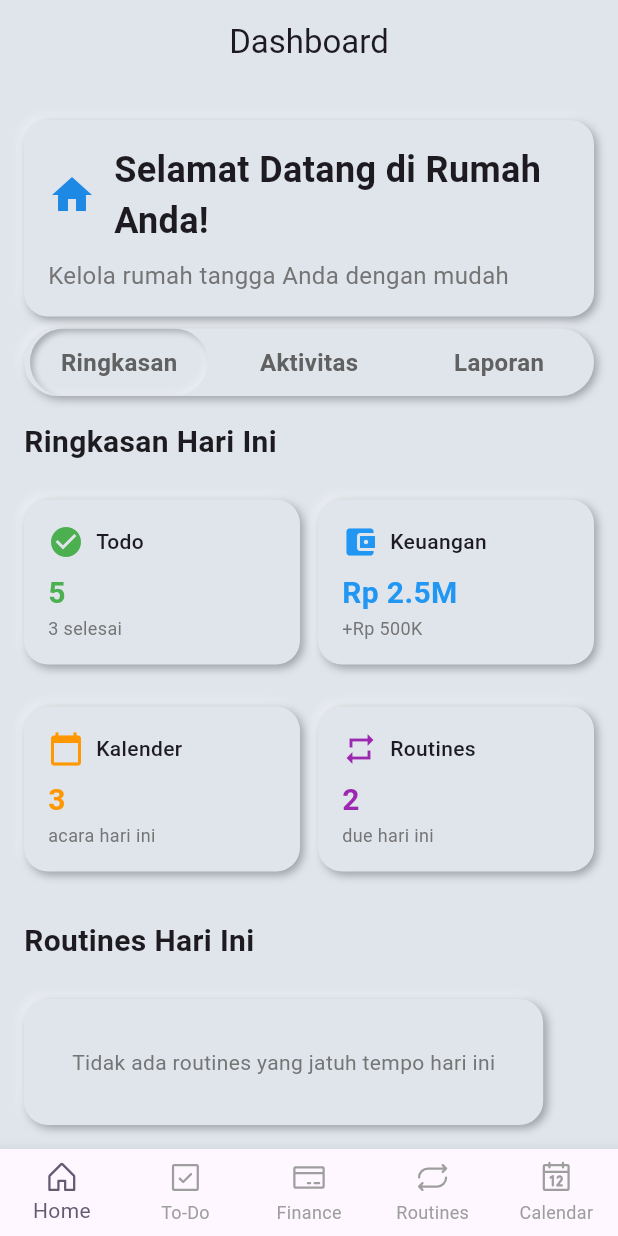
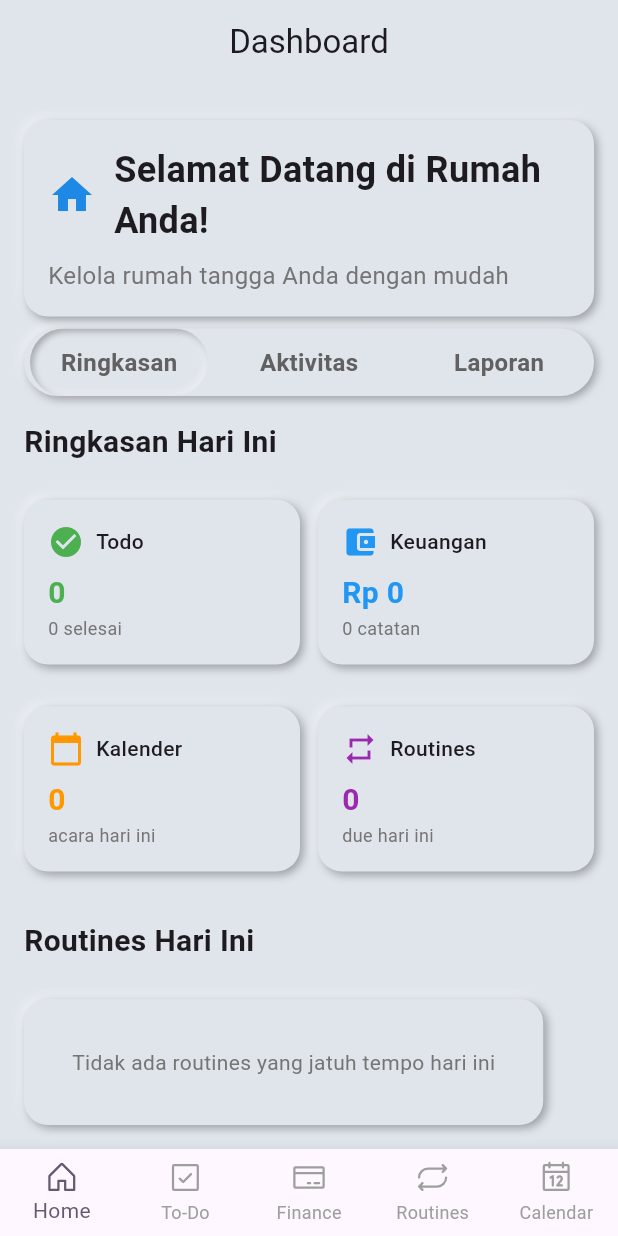
Before and after one commit to glenrynaldyhermanus/roomah, a Flutter app: the screen it shows after launch, on a phone screen of 412 x 824 dp. Run offline on Flutter 3.47's test engine with Material 3 defaults, Android fonts, the phone set to English and light mode, and no system bars; our stand-ins replace equatable, flutter_bloc, flutter_neumorphic_plus, go_router, phosphor_flutter, supabase_flutter and 1 more; accounts and stored records are empty.

Commit message:
Add Today Dashboard with dynamic stats and routine snooze feature
Co-authored-by: glen.rynaldy <glen.rynaldy@gmail.com>

```diff
--- a/lib/app/blocs/routines/routines_event.dart
+++ b/lib/app/blocs/routines/routines_event.dart
@@ -48,6 +48,17 @@ class CompleteRoutine extends RoutinesEvent {
   List<Object?> get props => [id];
 }
 
+// Tambahkan event snooze untuk menunda jatuh tempo routine
+class SnoozeRoutine extends RoutinesEvent {
+  final String id;
+  final int days;
+
+  const SnoozeRoutine(this.id, {this.days = 1});
+
+  @override
+  List<Object?> get props => [id, days];
+}
+
 class ToggleRoutineActive extends RoutinesEvent {
   final String id;
 
--- a/lib/app/screens/dashboard/dashboard_screen.dart
+++ b/lib/app/screens/dashboard/dashboard_screen.dart
@@ -4,7 +4,12 @@ import 'package:go_router/go_router.dart';
 import 'package:myapp/app/blocs/routines/routines_bloc.dart';
 import 'package:myapp/app/blocs/routines/routines_event.dart';
 import 'package:myapp/app/blocs/routines/routines_state.dart';
+import 'package:myapp/app/blocs/todo/todo_bloc.dart';
+import 'package:myapp/app/blocs/finance/finance_bloc.dart';
+import 'package:myapp/app/blocs/calendar_data/calendar_data_bloc.dart';
 import 'package:myapp/app/models/routine.dart';
+import 'package:myapp/app/models/todo_item.dart';
+import 'package:myapp/app/models/finance.dart';
 import 'package:myapp/app/screens/ui_demo/ui_demo_screen.dart';
 import 'package:myapp/app/widgets/neuma_widgets.dart';
 
@@ -17,6 +22,16 @@ class DashboardScreen extends StatefulWidget {
 
 class _DashboardScreenState extends State<DashboardScreen> {
   int _selectedViewIndex = 0;
+
+  @override
+  void initState() {
+    super.initState();
+    final now = DateTime.now();
+    context.read<CalendarDataBloc>().add(FetchCalendarData(
+      DateTime.utc(now.year, now.month, 1),
+      DateTime.utc(now.year, now.month + 1, 0),
+    ));
+  }
 
   @override
   Widget build(BuildContext context) {
@@ -83,23 +98,11 @@ class _DashboardScreenState extends State<DashboardScreen> {
             Row(
               children: [
                 Expanded(
-                  child: _buildStatCard(
-                    'Todo',
-                    '5',
-                    '3 selesai',
-                    Icons.check_circle,
-                    Colors.green,
-                  ),
+                  child: _buildTodoStatCard(context),
                 ),
                 const SizedBox(width: 12),
                 Expanded(
-                  child: _buildStatCard(
-                    'Keuangan',
-                    'Rp 2.5M',
-                    '+Rp 500K',
-                    Icons.account_balance_wallet,
-                    Colors.blue,
-                  ),
+                  child: _buildFinanceStatCard(context),
                 ),
               ],
             ),
@@ -107,23 +110,11 @@ class _DashboardScreenState extends State<DashboardScreen> {
             Row(
               children: [
                 Expanded(
-                  child: _buildStatCard(
-                    'Kalender',
-                    '3',
-                    'acara hari ini',
-                    Icons.calendar_today,
-                    Colors.orange,
-                  ),
+                  child: _buildCalendarStatCard(context),
                 ),
                 const SizedBox(width: 12),
                 Expanded(
-                  child: _buildStatCard(
-                    'Routines',
-                    '2',
-                    'due hari ini',
-                    Icons.repeat,
-                    Colors.purple,
-                  ),
+                  child: _buildRoutineStatCard(context),
                 ),
               ],
             ),
@@ -163,6 +154,37 @@ class _DashboardScreenState extends State<DashboardScreen> {
                     children: todayRoutines.take(3).map((routine) =>
                       _buildRoutineCard(context, routine)
                     ).toList(),
+                  );
+                }
+                return const SizedBox.shrink();
+              },
+            ),
+
+            const SizedBox(height: 24),
+
+            // To-Do Aktif Section
+            const Text(
+              'To-Do Aktif',
+              style: TextStyle(fontSize: 20, fontWeight: FontWeight.bold),
+            ),
+            const SizedBox(height: 16),
+            BlocBuilder<TodoBloc, TodoState>(
+              builder: (context, state) {
+                if (state is TodoLoaded) {
+                  final active = state.todos;
+                  if (active.isEmpty) {
+                    return NeumaCard(
+                      child: Padding(
+                        padding: const EdgeInsets.all(16.0),
+                        child: Text(
+                          'Tidak ada To-Do aktif',
+                          style: TextStyle(color: Colors.grey[600]),
+                        ),
+                      ),
+                    );
+                  }
+                  return Column(
+                    children: active.take(3).map((todo) => _buildTodoCard(context, todo)).toList(),
                   );
                 }
                 return const SizedBox.shrink();
@@ -326,6 +348,14 @@ class _DashboardScreenState extends State<DashboardScreen> {
                 ],
               ),
             ),
+            const SizedBox(width: 8),
+            NeumaButton(
+              onPressed: () {
+                context.read<RoutinesBloc>().add(SnoozeRoutine(routine.id));
+              },
+              child: const Icon(Icons.snooze, color: Colors.white, size: 16),
+            ),
+            const SizedBox(width: 8),
             NeumaButton(
               onPressed: () {
                 context.read<RoutinesBloc>().add(CompleteRoutine(routine.id));
@@ -379,6 +409,67 @@ class _DashboardScreenState extends State<DashboardScreen> {
           ),
         ],
       ),
+    );
+  }
+
+  // Stat cards dinamis
+  Widget _buildTodoStatCard(BuildContext context) {
+    return BlocBuilder<TodoBloc, TodoState>(
+      builder: (context, state) {
+        if (state is TodoLoaded) {
+          final active = state.todos.length;
+          final completed = state.completedTodos.length;
+          return _buildStatCard('Todo', '$active', '$completed selesai', Icons.check_circle, Colors.green);
+        }
+        return _buildStatCard('Todo', '-', '', Icons.check_circle, Colors.green);
+      },
+    );
+  }
+
+  Widget _buildFinanceStatCard(BuildContext context) {
+    return BlocBuilder<FinanceBloc, FinanceState>(
+      builder: (context, state) {
+        if (state is FinanceLoaded) {
+          final now = DateTime.now();
+          final thisMonth = state.finances.where((f) => f.startDate.year == now.year && f.startDate.month == now.month);
+          final sum = thisMonth.fold<double>(0, (acc, f) => acc + f.amount);
+          return _buildStatCard('Keuangan', 'Rp ${sum.toStringAsFixed(0)}', '${thisMonth.length} catatan', Icons.account_balance_wallet, Colors.blue);
+        }
+        return _buildStatCard('Keuangan', '-', '', Icons.account_balance_wallet, Colors.blue);
+      },
+    );
+  }
+
+  Widget _buildCalendarStatCard(BuildContext context) {
+    return BlocBuilder<CalendarDataBloc, CalendarDataState>(
+      builder: (context, state) {
+        if (state is CalendarDataLoaded) {
+          final today = DateTime.now();
+          final eventsToday = state.events.where((e) {
+            if (e is Todo) {
+              return e.createdAt.year == today.year && e.createdAt.month == today.month && e.createdAt.day == today.day;
+            } else if (e is Finance) {
+              return e.startDate.year == today.year && e.startDate.month == today.month && e.startDate.day == today.day;
+            }
+            return false;
+          }).length;
+          return _buildStatCard('Kalender', '$eventsToday', 'acara hari ini', Icons.calendar_today, Colors.orange);
+        }
+        return _buildStatCard('Kalender', '-', 'acara hari ini', Icons.calendar_today, Colors.orange);
+      },
+    );
+  }
+
+  Widget _buildRoutineStatCard(BuildContext context) {
+    return BlocBuilder<RoutinesBloc, RoutinesState>(
+      builder: (context, state) {
+        if (state is RoutinesLoaded) {
+          final today = DateTime.now();
+          final dueToday = state.routines.where((r) => r.isActive && r.nextDueDate.year == today.year && r.nextDueDate.month == today.month && r.nextDueDate.day == today.day).length;
+          return _buildStatCard('Routines', '$dueToday', 'due hari ini', Icons.repeat, Colors.purple);
+        }
+        return _buildStatCard('Routines', '-', 'due hari ini', Icons.repeat, Colors.purple);
+      },
     );
   }
 
@@ -451,4 +542,56 @@ class _DashboardScreenState extends State<DashboardScreen> {
       ),
     );
   }
+
+  // Kartu To-Do ringkas untuk Today view
+  Widget _buildTodoCard(BuildContext context, Todo todo) {
+    return NeumaCard(
+      child: Row(
+        children: [
+          NeumaButton(
+            onPressed: () {
+              final updated = todo.copyWith(
+                isCompleted: !todo.isCompleted,
+                completedAt: !todo.isCompleted ? DateTime.now() : null,
+                clearCompletedAt: todo.isCompleted,
+              );
+              context.read<TodoBloc>().add(UpdateTodo(updated));
+            },
+            child: Icon(
+              todo.isCompleted ? Icons.check_circle : Icons.radio_button_unchecked,
+              color: todo.isCompleted ? Colors.green : Colors.grey,
+            ),
+          ),
+          const SizedBox(width: 12),
+          Expanded(
+            child: Column(
+              crossAxisAlignment: CrossAxisAlignment.start,
+              children: [
+                Text(
+                  todo.title,
+                  style: TextStyle(
+                    fontSize: 16,
+                    fontWeight: FontWeight.w600,
+                    color: todo.isCompleted ? Colors.grey[600] : Colors.black87,
+                    decoration: todo.isCompleted ? TextDecoration.lineThrough : null,
+                  ),
+                ),
+                if (todo.description != null) ...[
+                  const SizedBox(height: 4),
+                  Text(
+                    todo.description!,
+                    style: TextStyle(
+                      fontSize: 14,
+                      color: Colors.grey[600],
+                      decoration: todo.isCompleted ? TextDecoration.lineThrough : null,
+                    ),
+                  ),
+                ],
+              ],
+            ),
+          ),
+        ],
+      ),
+    );
+  }
 }
```
Also changed, not shown: lib/app/blocs/routines/routines_bloc.dart (+12 -0 lines), lib/app/services/supabase_service.dart (+26 -0 lines), 5 other files.
